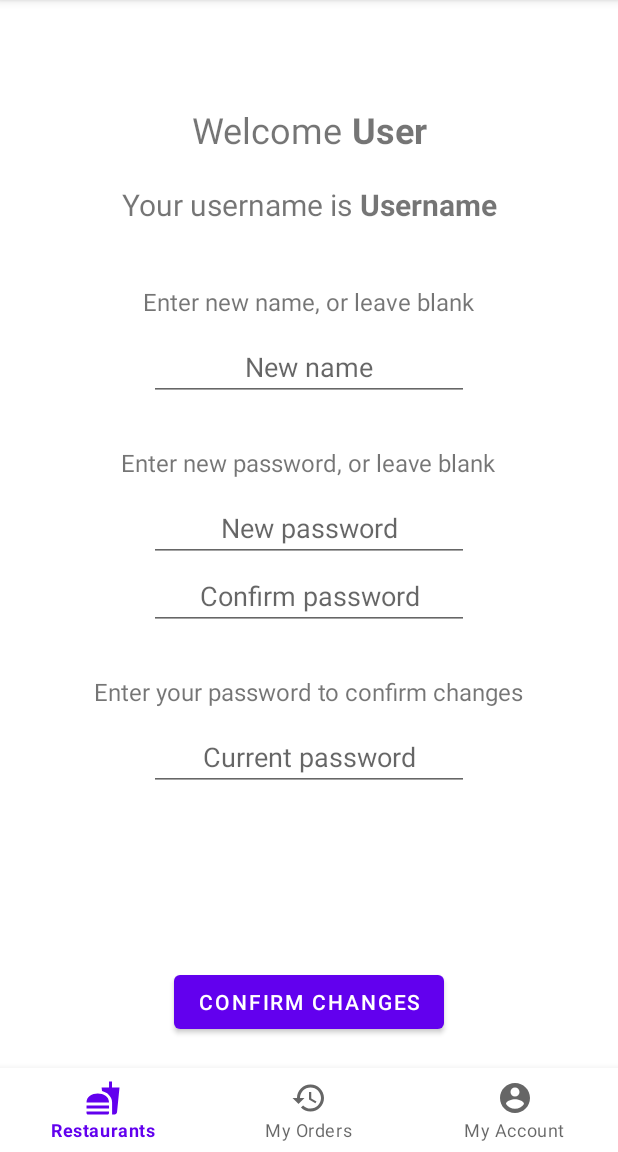
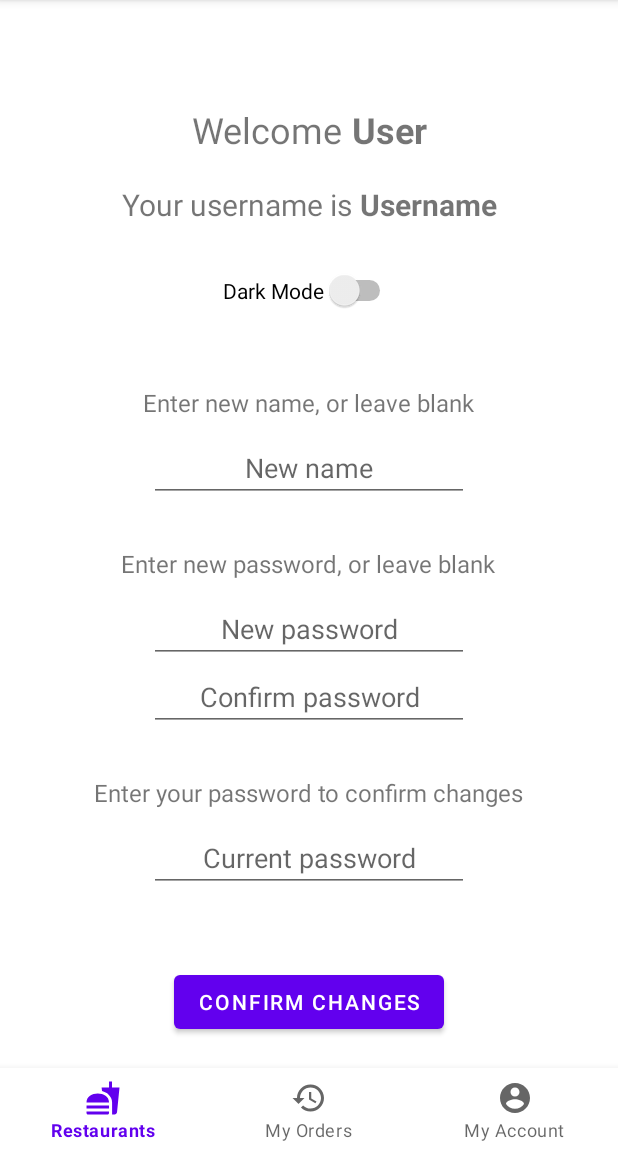
Before and after one commit to sadegh-majidi/Mobile-Programming-Final-Project, an Android app: the fragment UserPanelFragment placed in its activity, on a phone screen of 412 x 824 dp, the part 84-1236 px from its top. Run offline under Robolectric (Android 15) with nearby library versions, the phone set to English and light mode, and no system bars; our stand-ins replace Room's generated code; 2 statements that could not run were skipped.

Commit message:
dark mode handled

```diff
--- a/app/src/main/java/edu/sharif/snappfoodminus/view/UserPanelFragment.java
+++ b/app/src/main/java/edu/sharif/snappfoodminus/view/UserPanelFragment.java
@@ -3,6 +3,7 @@ package edu.sharif.snappfoodminus.view;
 import static androidx.appcompat.app.AppCompatDelegate.MODE_NIGHT_NO;
 import static androidx.appcompat.app.AppCompatDelegate.MODE_NIGHT_YES;
 
+import android.annotation.SuppressLint;
 import android.content.Context;
 import android.content.SharedPreferences;
 import android.os.Bundle;
@@ -12,6 +13,7 @@ import android.view.ViewGroup;
 import android.widget.Button;
 import android.widget.CompoundButton;
 import android.widget.EditText;
+import android.widget.Switch;
 import android.widget.TextView;
 import android.widget.Toast;
 
@@ -52,6 +54,8 @@ public class UserPanelFragment extends Fragment {
         EditText confirmPasswordEditText = view.findViewById(R.id.userPanelNewPasswordConfirm);
         EditText currentPasswordEditText = view.findViewById(R.id.userPanelCurrentPassword);
         Button confirmChangesButton = view.findViewById(R.id.userPanelChangeInfoButton);
+        @SuppressLint("UseSwitchCompatOrMaterialCode")
+        Switch darkModeSwitch = view.findViewById(R.id.darkModeSwitch);
 
         User loggedInUser = LoginRepository.getLoggedInUser(getContext());
         nameTextView.setText(loggedInUser.name);
@@ -87,26 +91,17 @@ public class UserPanelFragment extends Fragment {
             currentPasswordEditText.setText("");
         });
 
-
-
-//
-//        boolean isNight = AppCompatDelegate.getDefaultNightMode() == MODE_NIGHT_YES;
-//        darkMode.setChecked(isNight);
-//
-//        darkMode.setOnCheckedChangeListener(new CompoundButton.OnCheckedChangeListener() {
-//            @Override
-//            public void onCheckedChanged(CompoundButton compoundButton, boolean b) {
-//                if(b) {
-//                    saveDarkModeState(true);
-//                    AppCompatDelegate.setDefaultNightMode(MODE_NIGHT_YES);
-//                }else {
-//                    saveDarkModeState(false);
-//                    AppCompatDelegate.setDefaultNightMode(MODE_NIGHT_NO);
-//            }
-//            }
-//        });
-
-
+        boolean isNight = AppCompatDelegate.getDefaultNightMode() == MODE_NIGHT_YES;
+        darkModeSwitch.setChecked(isNight);
+        darkModeSwitch.setOnCheckedChangeListener((compoundButton, b) -> {
+            if (b) {
+                saveDarkModeState(true);
+                AppCompatDelegate.setDefaultNightMode(MODE_NIGHT_YES);
+            } else {
+                saveDarkModeState(false);
+                AppCompatDelegate.setDefaultNightMode(MODE_NIGHT_NO);
+            }
+        });
     }
 
     private void saveDarkModeState(boolean state) {
@@ -115,5 +110,4 @@ public class UserPanelFragment extends Fragment {
         editor.putBoolean("DarkModeJustChanged", true);
         editor.apply();
     }
-
 }
--- a/app/src/main/res/layout/fragment_user_panel.xml
+++ b/app/src/main/res/layout/fragment_user_panel.xml
@@ -61,12 +61,12 @@
     <LinearLayout
         android:layout_width="wrap_content"
         android:layout_height="wrap_content"
-        android:layout_marginTop="40dp"
+        android:layout_marginTop="50dp"
         android:gravity="center"
         android:orientation="vertical"
         app:layout_constraintEnd_toEndOf="parent"
         app:layout_constraintStart_toStartOf="parent"
-        app:layout_constraintTop_toBottomOf="@+id/linearLayout8">
+        app:layout_constraintTop_toBottomOf="@+id/darkModeSwitch">
 
         <TextView
             android:id="@+id/textView8"
@@ -147,4 +147,14 @@
         app:layout_constraintEnd_toEndOf="parent"
         app:layout_constraintStart_toStartOf="parent" />
 
+    <Switch
+        android:id="@+id/darkModeSwitch"
+        android:layout_width="wrap_content"
+        android:layout_height="wrap_content"
+        android:layout_marginTop="30dp"
+        android:text="Dark Mode"
+        app:layout_constraintEnd_toEndOf="parent"
+        app:layout_constraintStart_toStartOf="parent"
+        app:layout_constraintTop_toBottomOf="@+id/linearLayout8" />
+
 </androidx.constraintlayout.widget.ConstraintLayout>
```
Also changed, not shown: app/src/main/java/edu/sharif/snappfoodminus/controller/ProfileController.java (deleted, +0 -21 lines), app/src/main/java/edu/sharif/snappfoodminus/controller/RegisterController.java (deleted, +0 -32 lines), app/src/main/java/edu/sharif/snappfoodminus/controller/UserPanelController.java (deleted, +0 -35 lines).
